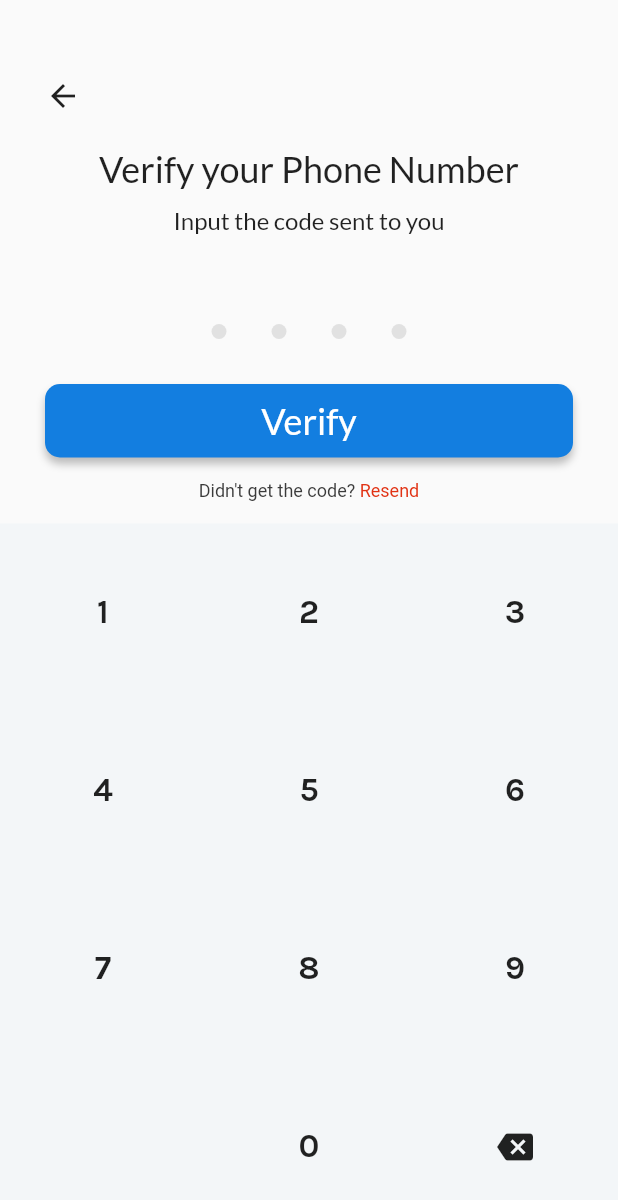
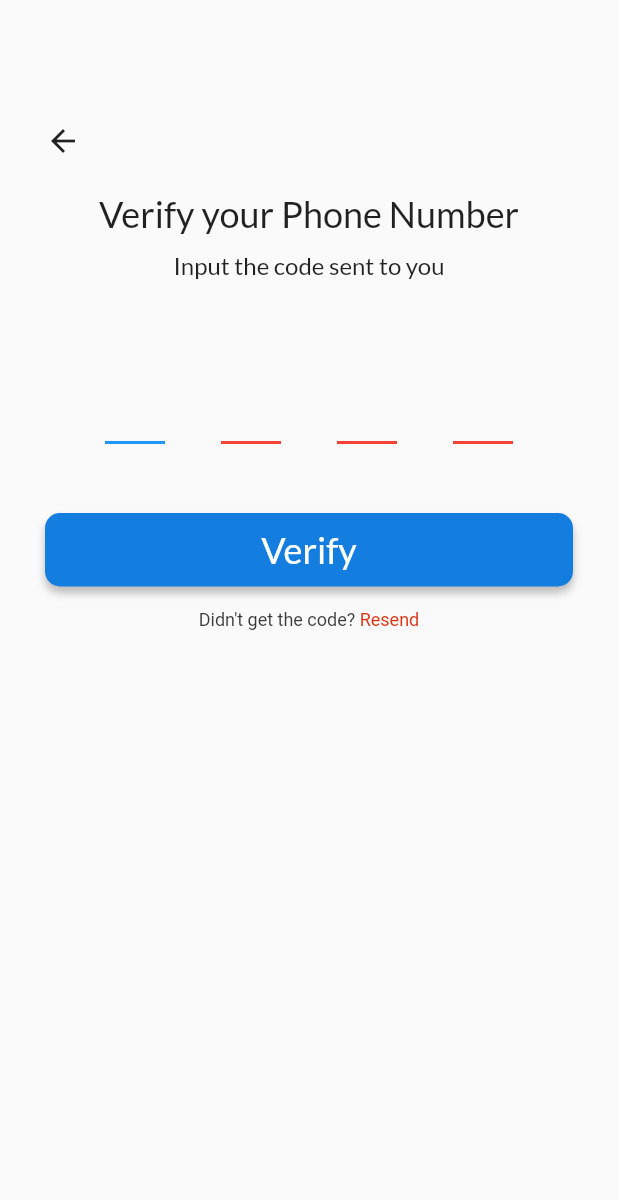
Before and after one commit to Ologeehq/Swiper, a Flutter app: the VerifyPhoneView screen opened directly, on a phone screen of 412 x 824 dp. Shown: the top 1200 px of the screen. Run offline on Flutter 3.47's test engine with Material 2 defaults, Android fonts, the phone set to English and light mode, and no system bars; drawn by our look-alikes of pin_code_fields; our stand-ins replace google_fonts.

Commit message:
used pin code text fields

```diff
--- a/lib/views/rider/authentication/verify_view.dart
+++ b/lib/views/rider/authentication/verify_view.dart
@@ -1,6 +1,7 @@
 import 'package:flutter/gestures.dart';
 import 'package:flutter/material.dart';
 import 'package:google_fonts/google_fonts.dart';
+import 'package:pin_code_fields/pin_code_fields.dart';
 import 'package:swiper/views/utilities/styles.dart' as Style;
 import 'package:swiper/views/widgets/theme_long_button.dart';
 
@@ -10,148 +11,16 @@ class VerifyPhoneView extends StatefulWidget {
 }
 
 class _VerifyPhoneViewState extends State<VerifyPhoneView> {
-  pressButtonFunction(int number, Icon icon) {
-    if (icon != null) {
-      if (fourthNumber != null) {
-        setState(() {
-          fourthNumber = number;
-        });
-        return;
-      }
-      if (thirdNumber != null) {
-        setState(() {
-          thirdNumber = null;
-        });
-        return;
-      }
-      if (secondNumber != null) {
-        setState(() {
-          secondNumber = null;
-        });
-        return;
-      }
-      if (firstNumber != null) {
-        setState(() {
-          firstNumber = null;
-        });
-        return;
-      } else {
-        return;
-      }
-    }
-    if (firstNumber == null) {
-      setState(() {
-        firstNumber = number;
-      });
-      return;
-    }
-    if (secondNumber == null) {
-      setState(() {
-        secondNumber = number;
-      });
-      return;
-    }
-    if (thirdNumber == null) {
-      setState(() {
-        thirdNumber = number;
-      });
-      return;
-    }
-    if (fourthNumber == null) {
-      setState(() {
-        fourthNumber = number;
-      });
-      return;
-    } else {
-      return;
-    }
-  }
-
-  Widget buildNumberButton({int number, Icon icon}) {
-    getChild() {
-      if (icon != null) {
-        return icon;
-      } else {
-        return Text(
-          number?.toString() ?? "",
-          style: GoogleFonts.karla(
-            fontSize: 22,
-            fontWeight: FontWeight.bold,
-          ),
-        );
-      }
-    }
-
-    return Expanded(
-        child: FlatButton(
-            onPressed: () {
-              pressButtonFunction(number, icon);
-            },
-            child: getChild()));
-  }
-
-  Widget buildNumberRow(List<int> numbers) {
-    List<Widget> buttonList = numbers
-        .map((buttonNumber) => buildNumberButton(number: buttonNumber))
-        .toList();
-    return Expanded(
-        child: Row(
-      mainAxisAlignment: MainAxisAlignment.spaceBetween,
-      crossAxisAlignment: CrossAxisAlignment.stretch,
-      children: buttonList,
-    ));
-  }
-
-  Widget buildSpecialRow() {
-    return Expanded(
-      child: Row(
-        mainAxisAlignment: MainAxisAlignment.spaceBetween,
-        crossAxisAlignment: CrossAxisAlignment.stretch,
-        children: [
-          buildNumberButton(),
-          buildNumberButton(number: 0),
-          buildNumberButton(icon: Icon(Icons.backspace))
-        ],
-      ),
-    );
-  }
-
-  buildDot() {
-    return Container(
-      margin: EdgeInsets.symmetric(horizontal: 15),
-      height: 10,
-      width: 10,
-      decoration: BoxDecoration(
-          shape: BoxShape.circle, color: Color(0xFF979797).withOpacity(0.25)),
-    );
-  }
-
-  numberResultRow(int number) {
-    if (number == null) {
-      return buildDot();
-    } else {
-      return Text(
-        "$number",
-        style: GoogleFonts.karla(
-          fontWeight: FontWeight.bold,
-          fontSize: 50,
-        ),
-      );
-    }
-  }
-
-  int firstNumber;
-  int secondNumber;
-  int thirdNumber;
-  int fourthNumber;
   @override
   Widget build(BuildContext context) {
     return Scaffold(
-      body: Column(
+      body: SingleChildScrollView(
+        child: Column(
           crossAxisAlignment: CrossAxisAlignment.stretch,
+          mainAxisSize: MainAxisSize.min,
           children: [
             Padding(
-            padding: const EdgeInsets.fromLTRB(30, 40, 30, 0),
+              padding: const EdgeInsets.fromLTRB(30, 70, 30, 0),
               child: IconButton(
                 alignment: Alignment.centerLeft,
                 padding: EdgeInsets.zero,
@@ -190,16 +59,17 @@ class _VerifyPhoneViewState extends State<VerifyPhoneView> {
               ),
             ),
             Padding(
-            padding: const EdgeInsets.symmetric(vertical: 30),
-            child: Row(
-              mainAxisAlignment: MainAxisAlignment.center,
-              crossAxisAlignment: CrossAxisAlignment.center,
-              children: [
-                numberResultRow(firstNumber),
-                numberResultRow(secondNumber),
-                numberResultRow(thirdNumber),
-                numberResultRow(fourthNumber),
-              ],
+              padding: const EdgeInsets.symmetric(
+                vertical: 30,
+                horizontal: 70,
+              ),
+              child: PinCodeTextField(
+                autoFocus: true,
+                keyboardType: TextInputType.number,
+                backgroundColor: Theme.of(context).scaffoldBackgroundColor,
+                onChanged: (String value) {},
+                appContext: context,
+                length: 4,
               ),
             ),
             Padding(
@@ -240,20 +110,8 @@ class _VerifyPhoneViewState extends State<VerifyPhoneView> {
                     ]),
               ),
             ),
-          Expanded(
-            child: Container(
-              color: Color(0xFFF3F6F8),
-              child: Column(
-                children: [
-                  buildNumberRow([1, 2, 3]),
-                  buildNumberRow([4, 5, 6]),
-                  buildNumberRow([7, 8, 9]),
-                  buildSpecialRow(),
           ],
         ),
-            ),
-          ),
-        ],
       ),
     );
   }
--- a/pubspec.yaml
+++ b/pubspec.yaml
@@ -17,6 +17,7 @@ dependencies:
   cupertino_icons: ^0.1.3
   # Fonts
   google_fonts: ^1.1.0
+  pin_code_fields: ^5.1.0
 
 dev_dependencies:
   flutter_test:
```
Also changed, not shown: lib/views/rider/book_a_ride.dart (+29 -1 lines), pubspec.lock. Lines whose indentation alone changed are shown as unchanged.
